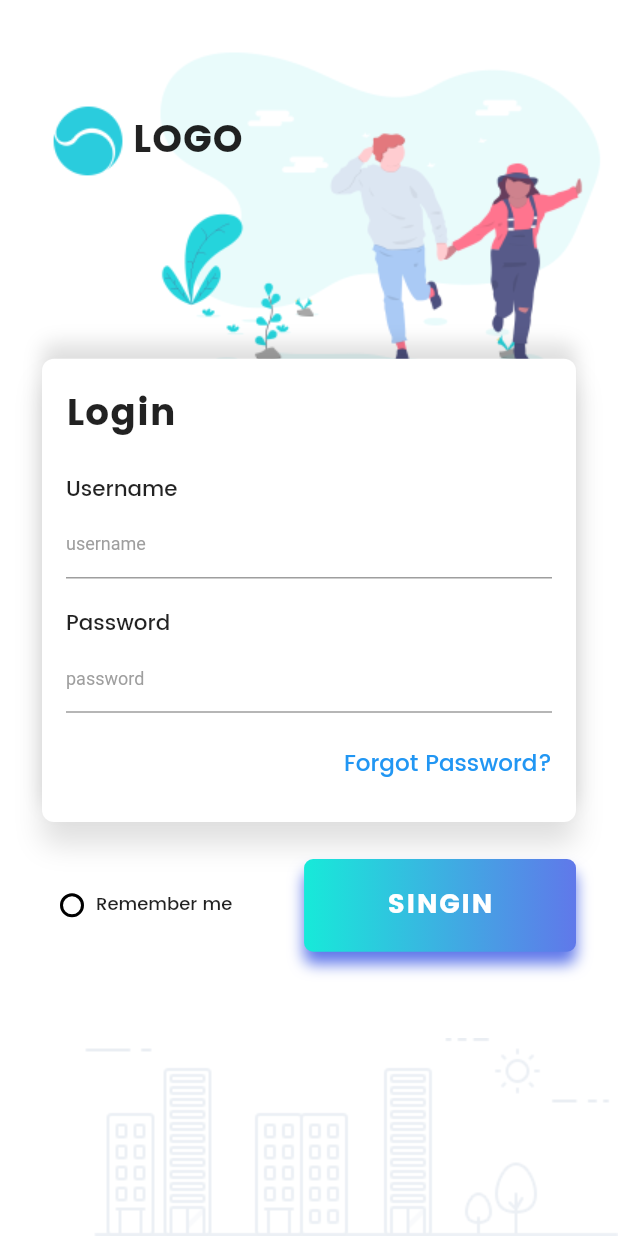
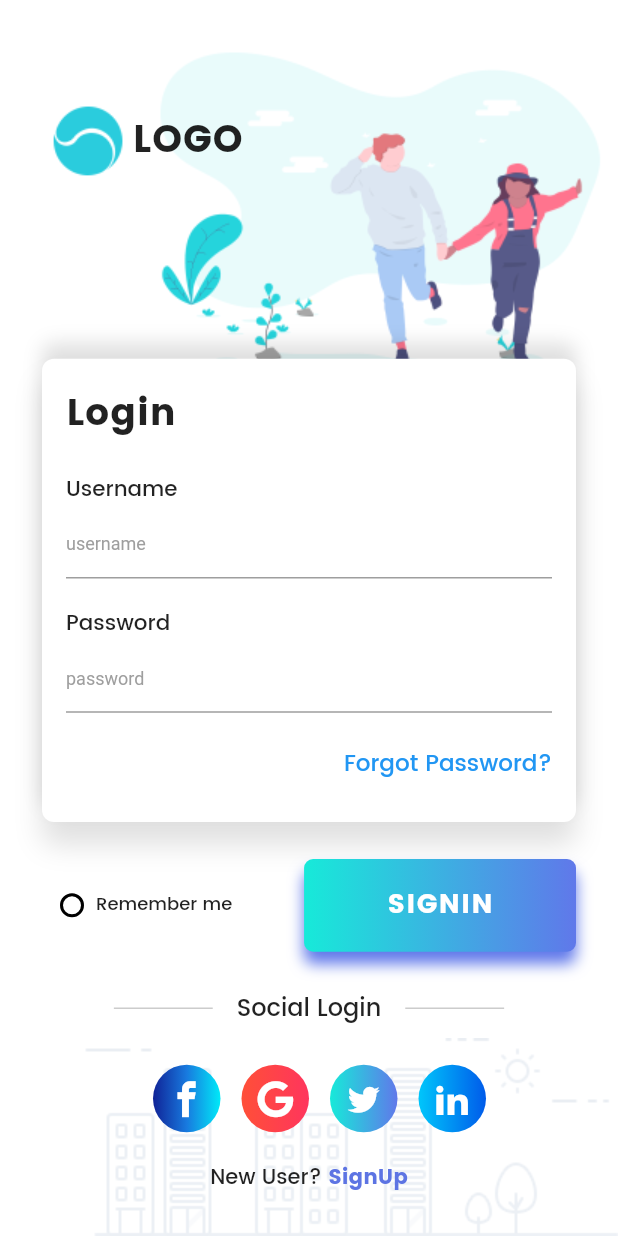
Before and after one commit to GuillermoDLCO/login_page_ui, a Flutter app: the screen it shows after launch, on a phone screen of 412 x 824 dp. Run offline on Flutter 3.47's test engine with Material 2 defaults, Android fonts, the phone set to English and light mode, and no system bars; our stand-ins replace flutter_screenutil.

Commit message:
login complete

```diff
--- /dev/null
+++ b/lib/CustomIcons.dart
@@ -0,0 +1,9 @@
+import 'package:flutter/material.dart';
+
+class CustomIcons {
+  static const IconData twitter = IconData(0xe900, fontFamily: "CustomIcons");
+  static const IconData facebook = IconData(0xe901, fontFamily: "CustomIcons");
+  static const IconData googlePlus =
+      IconData(0xe902, fontFamily: "CustomIcons");
+  static const IconData linkedin = IconData(0xe903, fontFamily: "CustomIcons");
+}
--- /dev/null
+++ b/lib/Widgets/SocialIcons.dart
@@ -0,0 +1,28 @@
+import 'package:flutter/material.dart';
+
+class SocialIcon extends StatelessWidget {
+  final List<Color> colors;
+  final IconData iconData;
+  final Function onPressed;
+
+  SocialIcon({this.colors, this.iconData, this.onPressed});
+
+  @override
+  Widget build(BuildContext context) {
+    return Padding(
+      padding: EdgeInsets.only(left: 14.0),
+      child: Container(
+        width: 45.0,
+        height: 45.0,
+        decoration: BoxDecoration(
+            shape: BoxShape.circle,
+            gradient: LinearGradient(colors: colors, tileMode: TileMode.clamp)),
+        child: RawMaterialButton(
+          shape: CircleBorder(),
+          onPressed: onPressed,
+          child: Icon(iconData, color: Colors.white),
+        ),
+      ),
+    );
+  }
+}
--- a/lib/main.dart
+++ b/lib/main.dart
@@ -1,5 +1,7 @@
 import 'package:flutter/material.dart';
 import 'package:flutter_screenutil/flutter_screenutil.dart';
+import 'package:login_page_ui/CustomIcons.dart';
+import 'package:login_page_ui/Widgets/SocialIcons.dart';
 import 'Widgets/FormCard.dart';
 
 void main() => runApp(MaterialApp(
@@ -36,6 +38,15 @@ class _MyAppState extends State<MyApp> {
                     BoxDecoration(shape: BoxShape.circle, color: Colors.black),
               )
             : Container(),
+      );
+
+  Widget horizontalLine() => Padding(
+        padding: EdgeInsets.symmetric(horizontal: 16.0),
+        child: Container(
+          width: ScreenUtil.getInstance().setWidth(120),
+          height: 1.0,
+          color: Colors.black26.withOpacity(.2),
+        ),
       );
 
   @override
@@ -115,7 +126,7 @@ class _MyAppState extends State<MyApp> {
                         ],
                       ),
                       InkWell(
-                        onTap: (){},
+                        onTap: () {},
                         child: Container(
                           width: ScreenUtil.getInstance().setWidth(330),
                           height: ScreenUtil.getInstance().setHeight(100),
@@ -136,7 +147,7 @@ class _MyAppState extends State<MyApp> {
                             child: InkWell(
                               child: Center(
                                 child: Text(
-                                  "SINGIN",
+                                  "SIGNIN",
                                   style: TextStyle(
                                       color: Colors.white,
                                       fontFamily: "Poppins-Bold",
@@ -150,6 +161,84 @@ class _MyAppState extends State<MyApp> {
                       )
                     ],
                   ),
+                  SizedBox(
+                    height: ScreenUtil.getInstance().setHeight(40),
+                  ),
+                  Row(
+                    mainAxisAlignment: MainAxisAlignment.center,
+                    children: <Widget>[
+                      horizontalLine(),
+                      Text(
+                        "Social Login",
+                        style: TextStyle(
+                            fontSize: 16.0, fontFamily: "Poppins-Medium"),
+                      ),
+                      horizontalLine()
+                    ],
+                  ),
+                  SizedBox(
+                    height: ScreenUtil.getInstance().setHeight(40),
+                  ),
+                  Row(
+                    mainAxisAlignment: MainAxisAlignment.center,
+                    children: <Widget>[
+                      SocialIcon(
+                        colors: [
+                          Color(0xFF102397),
+                          Color(0xFF187adf),
+                          Color(0xFF00eaf8),
+                        ],
+                        iconData: CustomIcons.facebook,
+                        onPressed: () {},
+                      ),
+                      SocialIcon(
+                        colors: [
+                          Color(0xFFff4f38),
+                          Color(0xFFff355d),
+                        ],
+                        iconData: CustomIcons.googlePlus,
+                        onPressed: () {},
+                      ),
+                      SocialIcon(
+                        colors: [
+                          Color(0xFF17ead9),
+                          Color(0xFF6078ea),
+                        ],
+                        iconData: CustomIcons.twitter,
+                        onPressed: () {},
+                      ),
+                      SocialIcon(
+                        colors: [
+                          Color(0xFF00c6fb),
+                          Color(0xFF005bea),
+                        ],
+                        iconData: CustomIcons.linkedin,
+                        onPressed: () {},
+                      ),
+                    ],
+                  ),
+                  SizedBox(
+                    height: ScreenUtil.getInstance().setHeight(30),
+                  ),
+                  Row(
+                    mainAxisAlignment: MainAxisAlignment.center,
+                    children: <Widget>[
+                      Text(
+                        "New User? ",
+                        style: TextStyle(fontFamily: "Poppins-Medium"),
+                      ),
+                      InkWell(
+                        onTap: () {},
+                        child: Text(
+                          "SignUp",
+                          style: TextStyle(
+                            color: Color(0xFF5d74e3),
+                            fontFamily: "Poppins-Bold",
+                          ),
+                        ),
+                      )
+                    ],
+                  )
                 ],
               ),
             ),
```
